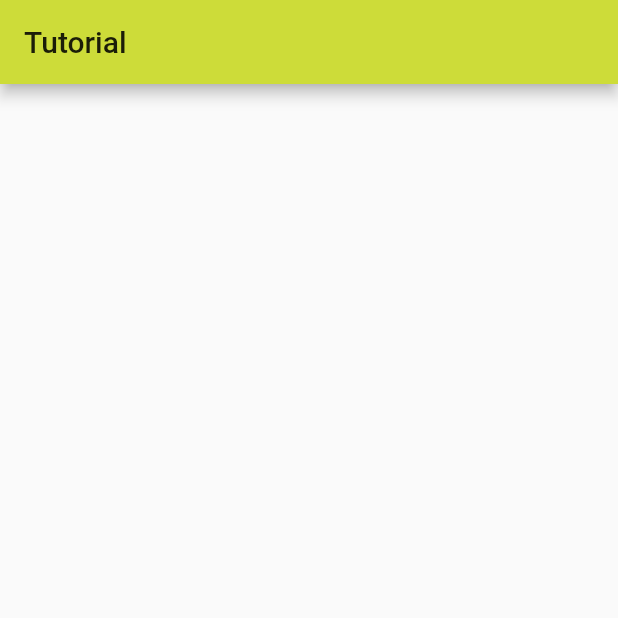
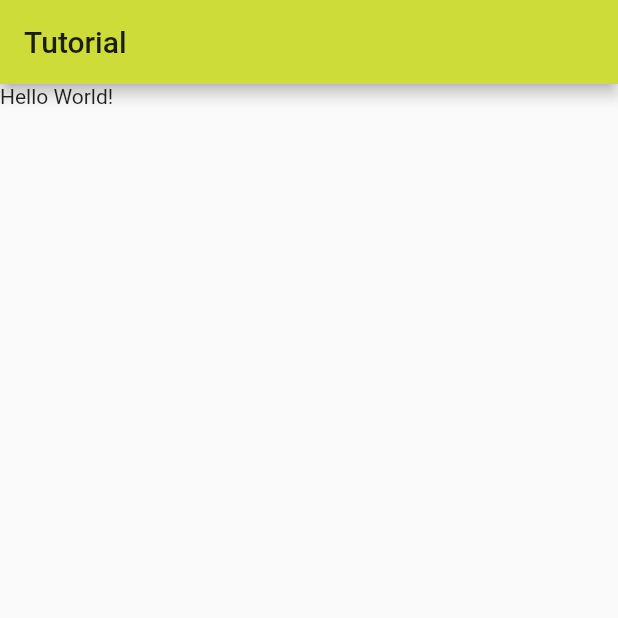
Before and after one commit to VijayGanganapalli/flutter_tutorial, a Flutter app: the screen it shows after launch, on a phone screen of 412 x 824 dp, the top half of it. Run offline on Flutter 3.47's test engine with Material 2 defaults, Android fonts, the phone set to English and light mode, and no system bars.

Commit message:
layout building file added

```diff
--- a/lib/src/screens/home_screen.dart
+++ b/lib/src/screens/home_screen.dart
@@ -1,4 +1,5 @@
 import 'package:flutter/material.dart';
+import 'layout_building.dart';
 
 class HomeScreen extends StatefulWidget {
   @override
@@ -12,6 +13,7 @@ class _HomeScreenState extends State<HomeScreen> {
       appBar: AppBar(
         title: Text("Tutorial"),
       ),
+      body: LayoutBuilding(),
     );
   }
 }
--- /dev/null
+++ b/lib/src/screens/layout_building.dart
@@ -0,0 +1,15 @@
+import 'package:flutter/material.dart';
+
+class LayoutBuilding extends StatefulWidget {
+  @override
+  _LayoutBuildingState createState() => _LayoutBuildingState();
+}
+
+class _LayoutBuildingState extends State<LayoutBuilding> {
+  @override
+  Widget build(BuildContext context) {
+    return Column(
+      children: <Widget>[Text("Hello World!")],
+    );
+  }
+}
```
